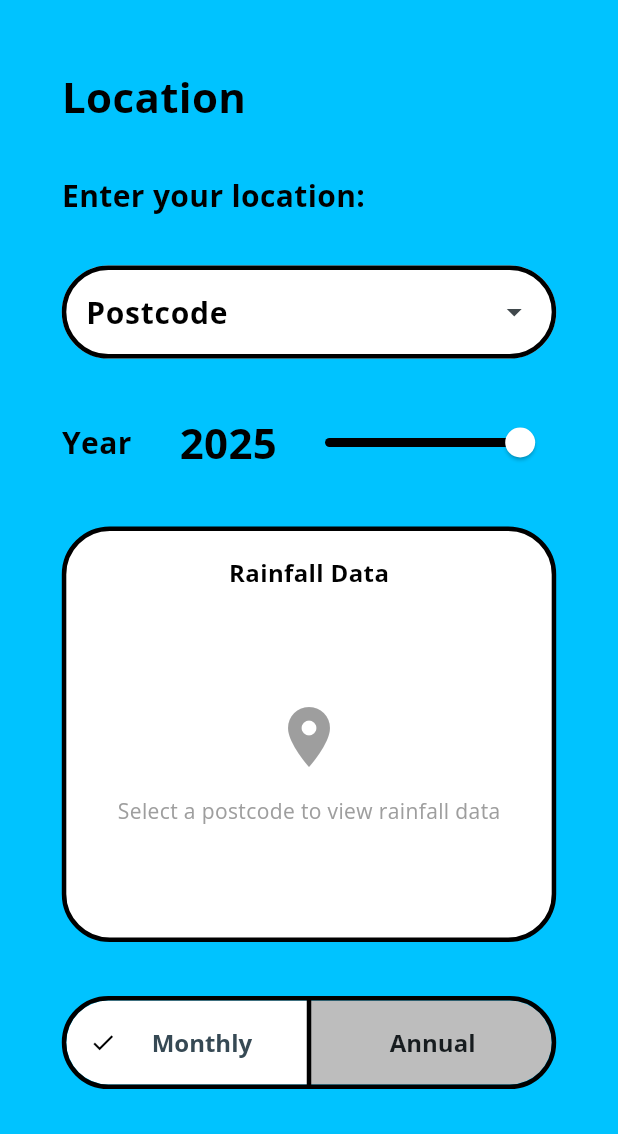
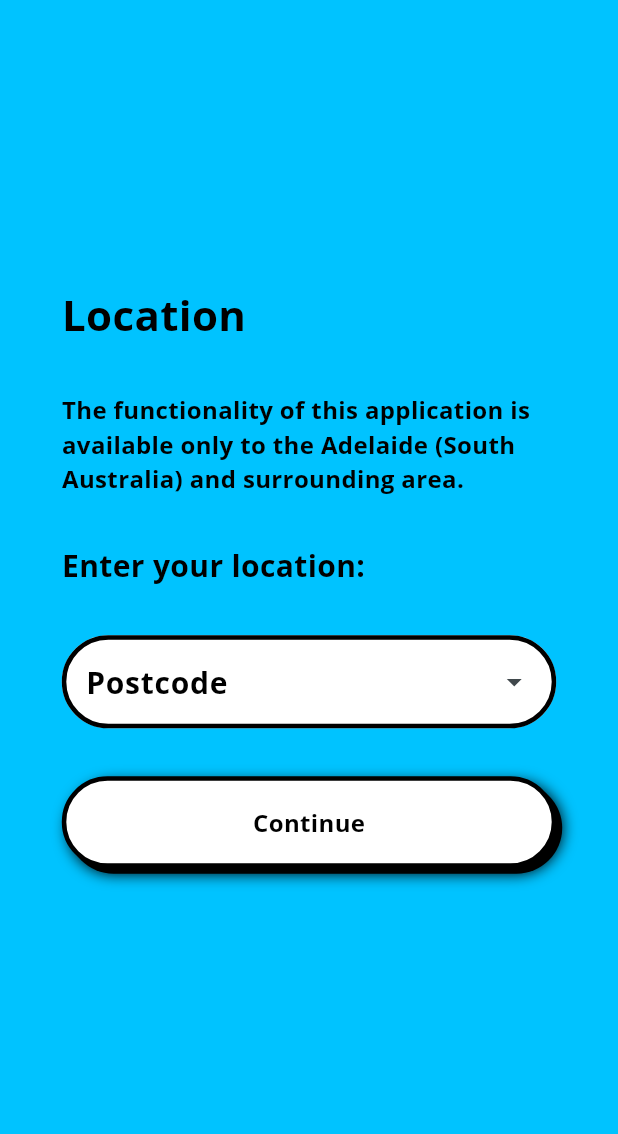
Before and after one commit to SamHarv/water_tank_insights, a Flutter app: the LocationView screen opened directly, on a phone screen of 412 x 824 dp, the part 102-1236 px from its top. Run offline on Flutter 3.47's test engine with Material 3 defaults, Android fonts, the phone set to English and light mode, and no system bars; our stand-ins replace fl_chart, google_fonts, shared_preferences; accounts and stored records are empty.

Commit message:
Removed chart from location view and added more specific error messages for valid postcodes outside of target area

```diff
--- a/lib/ui/views/location_view.dart
+++ b/lib/ui/views/location_view.dart
@@ -519,6 +519,13 @@ class _LocationViewState extends State<LocationView> {
                   child: Text("Location", style: headingStyle),
                 ),
                 ConstrainedWidthWidget(
+                  child: Text(
+                    "The functionality of this application is available only to the "
+                    "Adelaide (South Australia) and surrounding area.",
+                    style: subHeadingStyle,
+                  ),
+                ),
+                ConstrainedWidthWidget(
                   child: Text("Enter your location:", style: inputFieldStyle),
                 ),
 
@@ -574,8 +581,17 @@ class _LocationViewState extends State<LocationView> {
                         if (!PostcodesService.isValidPostcode(
                           postcodeController.text,
                         )) {
+                          // if numerical and 4 digit
+                          if (postcodeController.text.length == 4 &&
+                              int.tryParse(postcodeController.text) != null) {
+                            _showAlertDialog(
+                              "Sorry, your area is outside of the supported area for this application.",
+                            );
+                          } else {
+                            _showAlertDialog("Please enter a valid postcode");
+                          }
+
                           postcodeController.clear();
-                          _showAlertDialog("Please enter a valid postcode");
                         }
                         setState(() {
                           selectedPostcode = postcode;
@@ -589,121 +605,121 @@ class _LocationViewState extends State<LocationView> {
                   ),
                 ),
 
-                // Year selection slider
-                ConstrainedWidthWidget(
-                  child: Row(
-                    mainAxisAlignment: MainAxisAlignment.spaceBetween,
-                    children: [
-                      Text("Year", style: inputFieldStyle),
-                      SizedBox(width: 32),
-                      Text(constrainedYear.toString(), style: headingStyle),
-                      SizedBox(width: 8),
-                      Expanded(
-                        child: Slider(
-                          value: yearSelected,
-                          activeColor: black,
-                          secondaryActiveColor: white,
-                          thumbColor: white,
-                          min:
-                              1975.toDouble(), // Adjusted for API data availability
-                          max: DateTime.now().year.toDouble(),
-                          onChanged: (value) {
-                            setState(() {
-                              yearSelected = value;
-                            });
-                          },
-                          onChangeEnd: (value) {
-                            _saveData();
-                            // Load data if postcode is selected
-                            if (selectedPostcode != null) {
-                              _loadChartData();
-                            }
-                          },
-                        ),
-                      ),
-                    ],
-                  ),
-                ),
+                // // Year selection slider
+                // ConstrainedWidthWidget(
+                //   child: Row(
+                //     mainAxisAlignment: MainAxisAlignment.spaceBetween,
+                //     children: [
+                //       Text("Year", style: inputFieldStyle),
+                //       SizedBox(width: 32),
+                //       Text(constrainedYear.toString(), style: headingStyle),
+                //       SizedBox(width: 8),
+                //       Expanded(
+                //         child: Slider(
+                //           value: yearSelected,
+                //           activeColor: black,
+                //           secondaryActiveColor: white,
+                //           thumbColor: white,
+                //           min:
+                //               1975.toDouble(), // Adjusted for API data availability
+                //           max: DateTime.now().year.toDouble(),
+                //           onChanged: (value) {
+                //             setState(() {
+                //               yearSelected = value;
+                //             });
+                //           },
+                //           onChangeEnd: (value) {
+                //             _saveData();
+                //             // Load data if postcode is selected
+                //             if (selectedPostcode != null) {
+                //               _loadChartData();
+                //             }
+                //           },
+                //         ),
+                //       ),
+                //     ],
+                //   ),
+                // ),
 
-                // Chart to visualise rainfall
-                ConstrainedWidthWidget(
-                  child: Container(
-                    decoration: BoxDecoration(
-                      color: white,
-                      border: Border.all(color: black, width: 3),
-                      borderRadius: kBorderRadius,
-                    ),
-                    child: Padding(
-                      padding: EdgeInsets.all(16),
-                      child: Center(
-                        child: Column(
-                          spacing: 16,
-                          children: [
-                            Row(
-                              mainAxisAlignment: MainAxisAlignment.center,
-                              children: [
-                                Text("Rainfall Data", style: subHeadingStyle),
-                                if (selectedPostcode != null && !isLoadingChart)
-                                  Padding(
-                                    padding: EdgeInsets.only(left: 8),
-                                    child: Chip(
-                                      label: Text(
-                                        selectedPostcode!,
-                                        style: TextStyle(fontSize: 12),
-                                      ),
-                                      backgroundColor: blue.withValues(
-                                        alpha: 0.1,
-                                      ),
-                                    ),
-                                  ),
-                              ],
-                            ),
-                            _buildRainfallChart(),
-                          ],
-                        ),
-                      ),
-                    ),
-                  ),
-                ),
+                // // Chart to visualise rainfall
+                // ConstrainedWidthWidget(
+                //   child: Container(
+                //     decoration: BoxDecoration(
+                //       color: white,
+                //       border: Border.all(color: black, width: 3),
+                //       borderRadius: kBorderRadius,
+                //     ),
+                //     child: Padding(
+                //       padding: EdgeInsets.all(16),
+                //       child: Center(
+                //         child: Column(
+                //           spacing: 16,
+                //           children: [
+                //             Row(
+                //               mainAxisAlignment: MainAxisAlignment.center,
+                //               children: [
+                //                 Text("Rainfall Data", style: subHeadingStyle),
+                //                 if (selectedPostcode != null && !isLoadingChart)
+                //                   Padding(
+                //                     padding: EdgeInsets.only(left: 8),
+                //                     child: Chip(
+                //                       label: Text(
+                //                         selectedPostcode!,
+                //                         style: TextStyle(fontSize: 12),
+                //                       ),
+                //                       backgroundColor: blue.withValues(
+                //                         alpha: 0.1,
+                //                       ),
+                //                     ),
+                //                   ),
+                //               ],
+                //             ),
+                //             _buildRainfallChart(),
+                //           ],
+                //         ),
+                //       ),
+                //     ),
+                //   ),
+                // ),
 
-                // Segmented button for monthly/annual view
-                ConstrainedBox(
-                  constraints: BoxConstraints(maxWidth: 500),
-                  child: SizedBox(
-                    width: mediaWidth * 0.8,
-                    child: SegmentedButton(
-                      selectedIcon: Icon(Icons.check, color: black),
-                      style: segButtonStyle,
-                      segments: [
-                        ButtonSegment(
-                          value: "Monthly",
-                          label: Padding(
-                            padding: const EdgeInsets.all(16),
-                            child: Text("Monthly"),
-                          ),
-                        ),
-                        ButtonSegment(
-                          value: "Annual",
-                          label: Padding(
-                            padding: const EdgeInsets.all(16),
-                            child: Text("Annual"),
-                          ),
-                        ),
-                      ],
-                      selected: {timePeriod},
-                      onSelectionChanged: (Set<String> newSelection) {
-                        setState(() {
-                          timePeriod = newSelection.first;
-                        });
-                        _saveData();
-                        // Load data if postcode is selected
-                        if (selectedPostcode != null) {
-                          _loadChartData();
-                        }
-                      },
-                    ),
-                  ),
-                ),
+                // // Segmented button for monthly/annual view
+                // ConstrainedBox(
+                //   constraints: BoxConstraints(maxWidth: 500),
+                //   child: SizedBox(
+                //     width: mediaWidth * 0.8,
+                //     child: SegmentedButton(
+                //       selectedIcon: Icon(Icons.check, color: black),
+                //       style: segButtonStyle,
+                //       segments: [
+                //         ButtonSegment(
+                //           value: "Monthly",
+                //           label: Padding(
+                //             padding: const EdgeInsets.all(16),
+                //             child: Text("Monthly"),
+                //           ),
+                //         ),
+                //         ButtonSegment(
+                //           value: "Annual",
+                //           label: Padding(
+                //             padding: const EdgeInsets.all(16),
+                //             child: Text("Annual"),
+                //           ),
+                //         ),
+                //       ],
+                //       selected: {timePeriod},
+                //       onSelectionChanged: (Set<String> newSelection) {
+                //         setState(() {
+                //           timePeriod = newSelection.first;
+                //         });
+                //         _saveData();
+                //         // Load data if postcode is selected
+                //         if (selectedPostcode != null) {
+                //           _loadChartData();
+                //         }
+                //       },
+                //     ),
+                //   ),
+                // ),
 
                 // Continue button
                 Tooltip(
@@ -727,9 +743,19 @@ class _LocationViewState extends State<LocationView> {
                         if (!PostcodesService.isValidPostcode(
                           postcodeController.text,
                         )) {
-                          postcodeController.clear();
-                          _showAlertDialog("Please enter a valid postcode");
-                          return;
+                          // if numerical and 4 digit
+                          if (postcodeController.text.length == 4 &&
+                              int.tryParse(postcodeController.text) != null) {
+                            _showAlertDialog(
+                              "Sorry, your area is outside of the supported area for this application.",
+                            );
+                            postcodeController.clear();
+                            return;
+                          } else {
+                            _showAlertDialog("Please enter a valid postcode");
+                            postcodeController.clear();
+                            return;
+                          }
                         }
 
                         _saveData(); // save
--- a/pubspec.yaml
+++ b/pubspec.yaml
@@ -16,7 +16,7 @@ publish_to: "none" # Remove this line if you wish to publish to pub.dev
 # https://developer.apple.com/library/archive/documentation/General/Reference/InfoPlistKeyReference/Articles/CoreFoundationKeys.html
 # In Windows, build-name is used as the major, minor, and patch parts
 # of the product and file versions while build-number is used as the build suffix.
-version: 1.0.0+29
+version: 1.0.0+30
 
 environment:
   sdk: ^3.7.2
```
Also changed, not shown: 1 other file.
